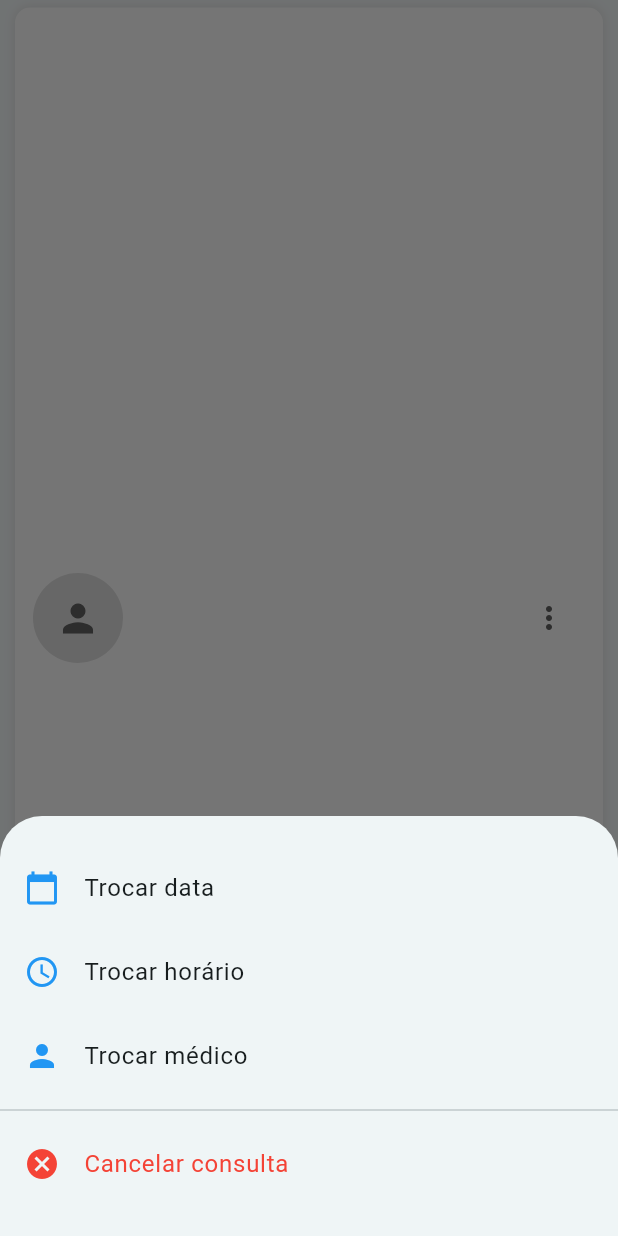
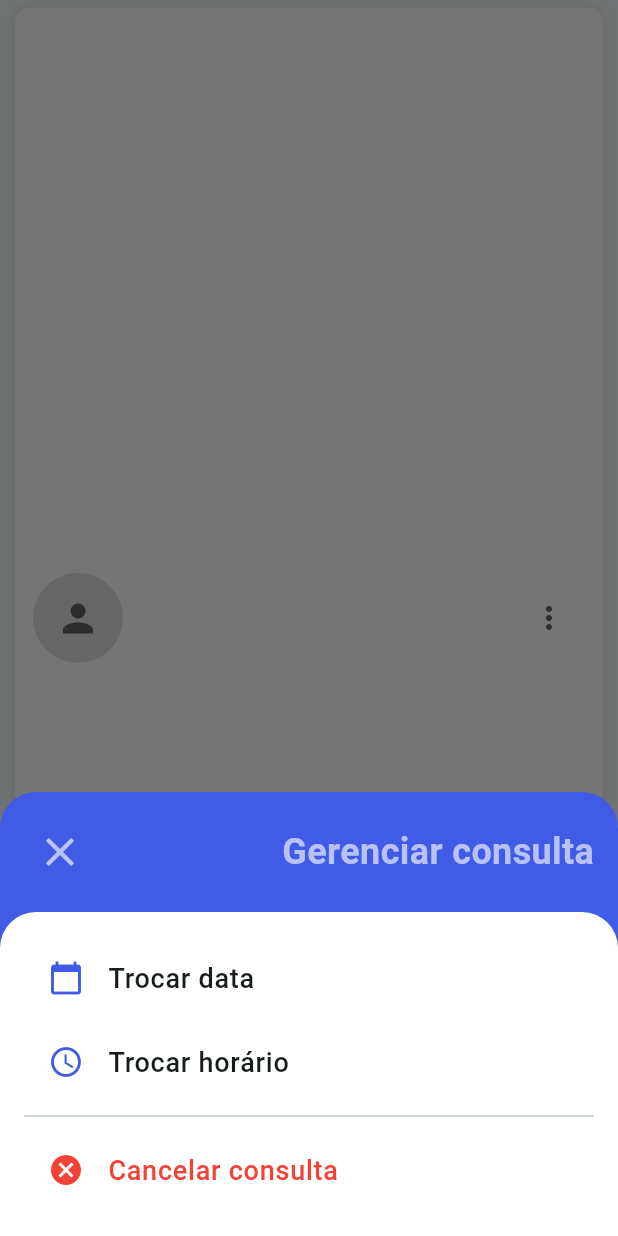
Before and after one commit to Dev-Vinicius-Borges/clinicare, a Flutter app: the CardAgendamento widget shown alone on an empty page, opened directly with empty values, after a tap on the "more vert" icon, on a phone screen of 412 x 824 dp. Run offline on Flutter 3.47's test engine with Material 3 defaults, Android fonts, the phone set to English and light mode, and no system bars; our stand-ins replace flutter_svg, shared_preferences, supabase_flutter, table_calendar; accounts and stored records are empty.

Commit message:
Refactor (geral): Refatoração de esquemas.

```diff
--- a/lib/components/Inicio/CardProfissional.dart
+++ b/lib/components/Inicio/CardProfissional.dart
@@ -164,12 +164,13 @@ class _CardProfissionalState extends State<CardProfissional> {
     return Container(
       width: double.infinity,
       height: 200,
+      margin: widget.ultimoCard ? EdgeInsets.only(bottom: 140) : EdgeInsets.zero,
       decoration: BoxDecoration(
         color: Colors.white,
         borderRadius: BorderRadius.circular(16),
         boxShadow: [
           BoxShadow(
-            color: Colors.black.withOpacity(0.2),
+            color: Colors.black.withValues(alpha: 0.2),
             spreadRadius: 2,
             blurRadius: 8,
             offset: Offset(0, 4),
--- a/lib/components/agendamento/CardAgendamento.dart
+++ b/lib/components/agendamento/CardAgendamento.dart
@@ -1,8 +1,7 @@
+import 'package:clini_care/components/BottomSheetContainer.dart';
+import 'package:clini_care/components/Forms/editarInformacoes/TrocarDataForm.dart';
+import 'package:clini_care/components/Forms/editarInformacoes/TrocarHorarioForm.dart';
 import 'package:flutter/material.dart';
-import 'package:clini_care/components/BottomSheetContainer.dart';
-import 'package:clini_care/components/TrocarMedicoForm.dart';
-import 'package:clini_care/components/TrocarDataForm.dart';
-import 'package:clini_care/components/TrocarHorarioForm.dart';
 
 class CardAgendamento extends StatefulWidget {
   final String horario;
@@ -13,8 +12,11 @@ class CardAgendamento extends StatefulWidget {
   final int idMedico;
   final DateTime dataConsulta;
   final TimeOfDay horaConsulta;
+  final Function? onTrocarMedico;
   final Function? onCancelar;
   final Function? onAtualizar;
+  final Function? onTrocarHorario;
+  final Function? onTrocarData;
 
   const CardAgendamento({
     required this.horario,
@@ -27,6 +29,9 @@ class CardAgendamento extends StatefulWidget {
     required this.horaConsulta,
     this.onCancelar,
     this.onAtualizar,
+    this.onTrocarMedico,
+    this.onTrocarData,
+    this.onTrocarHorario,
     super.key,
   });
 
@@ -38,39 +43,55 @@ class _CardAgendamentoState extends State<CardAgendamento> {
   void _mostrarMenuOpcoes() {
     showModalBottomSheet(
       context: context,
-      builder: (context) => Container(
-        padding: EdgeInsets.symmetric(vertical: 20),
+      builder:
+          (context) => BottomSheetContainer(
+            "Gerenciar consulta",
+            Container(
               child: Column(
                 mainAxisSize: MainAxisSize.min,
                 children: [
                   ListTile(
-              leading: Icon(Icons.calendar_today, color: Colors.blue),
-              title: Text('Trocar data'),
+                    leading: Icon(
+                      Icons.calendar_today,
+                      color: Color.fromARGB(255, 64, 91, 230),
+                    ),
+                    title: Text(
+                      'Trocar data',
+                      style: TextStyle(
+                        fontSize: 18,
+                        fontWeight: FontWeight.w500,
+                      ),
+                    ),
                     onTap: () {
                       Navigator.pop(context);
                       _trocarData();
                     },
                   ),
                   ListTile(
-              leading: Icon(Icons.access_time, color: Colors.blue),
-              title: Text('Trocar horário'),
+                    leading: Icon(Icons.access_time, color: Color.fromARGB(255, 64, 91, 230)),
+                    title: Text(
+                      'Trocar horário',
+                      style: TextStyle(
+                        fontSize: 18,
+                        fontWeight: FontWeight.w500,
+                      ),
+                    ),
                     onTap: () {
                       Navigator.pop(context);
                       _trocarHorario();
                     },
                   ),
-            ListTile(
-              leading: Icon(Icons.person, color: Colors.blue),
-              title: Text('Trocar médico'),
-              onTap: () {
-                Navigator.pop(context);
-                _trocarMedico();
-              },
-            ),
                   Divider(),
                   ListTile(
                     leading: Icon(Icons.cancel, color: Colors.red),
-              title: Text('Cancelar consulta', style: TextStyle(color: Colors.red)),
+                    title: Text(
+                      'Cancelar consulta',
+                      style: TextStyle(
+                        color: Colors.red,
+                        fontSize: 18,
+                        fontWeight: FontWeight.w500,
+                      ),
+                    ),
                     onTap: () {
                       Navigator.pop(context);
                       _confirmarCancelamento();
@@ -78,25 +99,6 @@ class _CardAgendamentoState extends State<CardAgendamento> {
                   ),
                 ],
               ),
-      ),
-    );
-  }
-
-  void _trocarMedico() {
-    showModalBottomSheet(
-      context: context,
-      isScrollControlled: true,
-      backgroundColor: Colors.transparent,
-      builder: (context) => BottomSheetContainer(
-        'Trocar médico',
-        TrocarMedicoForm(
-          idConsulta: widget.idConsulta,
-          idMedicoAtual: widget.idMedico,
-          onSucesso: () {
-            if (widget.onAtualizar != null) {
-              widget.onAtualizar!();
-            }
-          },
             ),
           ),
     );
@@ -107,7 +109,8 @@ class _CardAgendamentoState extends State<CardAgendamento> {
       context: context,
       isScrollControlled: true,
       backgroundColor: Colors.transparent,
-      builder: (context) => BottomSheetContainer(
+      builder:
+          (context) => BottomSheetContainer(
             'Trocar data',
             TrocarDataForm(
               idConsulta: widget.idConsulta,
@@ -129,7 +132,8 @@ class _CardAgendamentoState extends State<CardAgendamento> {
       context: context,
       isScrollControlled: true,
       backgroundColor: Colors.transparent,
-      builder: (context) => BottomSheetContainer(
+      builder:
+          (context) => BottomSheetContainer(
             'Trocar horário',
             TrocarHorarioForm(
               idConsulta: widget.idConsulta,
@@ -149,7 +153,8 @@ class _CardAgendamentoState extends State<CardAgendamento> {
   void _confirmarCancelamento() {
     showDialog(
       context: context,
-      builder: (context) => AlertDialog(
+      builder:
+          (context) => AlertDialog(
             title: Text('Cancelar consulta'),
             content: Text('Tem certeza que deseja cancelar esta consulta?'),
             actions: [
@@ -186,10 +191,12 @@ class _CardAgendamentoState extends State<CardAgendamento> {
           CircleAvatar(
             radius: 30,
             backgroundColor: Colors.grey[300],
-            backgroundImage: widget.fotoMedico != null && widget.fotoMedico!.isNotEmpty
+            backgroundImage:
+                widget.fotoMedico != null && widget.fotoMedico!.isNotEmpty
                     ? NetworkImage(widget.fotoMedico!)
                     : null,
-            child: (widget.fotoMedico == null || widget.fotoMedico!.isEmpty)
+            child:
+                (widget.fotoMedico == null || widget.fotoMedico!.isEmpty)
                     ? Icon(Icons.person, size: 30, color: Colors.grey[700])
                     : null,
           ),
--- a/lib/components/bottomSheets/agendamento/EscolherDataDisponivel.dart
+++ b/lib/components/bottomSheets/agendamento/EscolherDataDisponivel.dart
@@ -143,7 +143,7 @@ class _EscolherDataDisponivelState extends State<EscolherDataDisponivel> {
                 return Center(
                   child: Text(
                     '${day.day}',
-                    style: TextStyle(color: Colors.grey.withValues(alpha:0.5)),
+                    style: TextStyle(color: Colors.grey.withValues(alpha: 0.5)),
                   ),
                 );
               },
@@ -169,7 +169,7 @@ class _EscolherDataDisponivelState extends State<EscolherDataDisponivel> {
                   Text(
                     dataEscolhida != null
                         ? DateFormat('dd/MM/yyyy').format(dataEscolhida!)
-                        : 'Nenhuma data selecionada',
+                        : 'dd/MM/yyyy',
                     style: TextStyle(
                       color: Colors.grey,
                       fontSize: 20,
--- a/lib/components/bottomSheets/agendamento/EscolherHorarioDisponivel.dart
+++ b/lib/components/bottomSheets/agendamento/EscolherHorarioDisponivel.dart
@@ -8,12 +8,14 @@ class EscolherHorarioDisponivel extends StatefulWidget {
   final int id_profissional;
   final DateTime dataEscolhida;
   final List<TimeOfDay> horarios;
+  final Function(TimeOfDay)? onHorarioSelecionado;
 
   EscolherHorarioDisponivel({
     super.key,
     required this.dataEscolhida,
     required this.id_profissional,
     required this.horarios,
+    this.onHorarioSelecionado,
   });
 
   @override
@@ -58,6 +60,10 @@ class _EscolherHorarioDisponivelState extends State<EscolherHorarioDisponivel> {
                       setState(() {
                         horarioSelecionado = horario;
                       });
+
+                      if (widget.onHorarioSelecionado != null) {
+                        widget.onHorarioSelecionado!(horario);
+                      }
                     },
                     child: Container(
                       padding: EdgeInsets.symmetric(
--- a/lib/server/Dtos/telefone/AtualizarTelefoneDto.dart
+++ b/lib/server/Dtos/telefone/AtualizarTelefoneDto.dart
@@ -1,6 +1,6 @@
 class AtualizarTelefoneDto {
   int id;
-  BigInt numero;
+  String numero;
 
   AtualizarTelefoneDto({required this.id, required this.numero});
 }
```
Also changed, not shown: lib/components/Forms/editarInformacoes/TrocarMedicoForm.dart (deleted, +0 -178 lines), lib/components/agendamento/ListaMedicos.dart (deleted, +0 -144 lines), lib/components/conta/Conta.dart (+6 -5 lines). Lines whose indentation alone changed are shown as unchanged.
